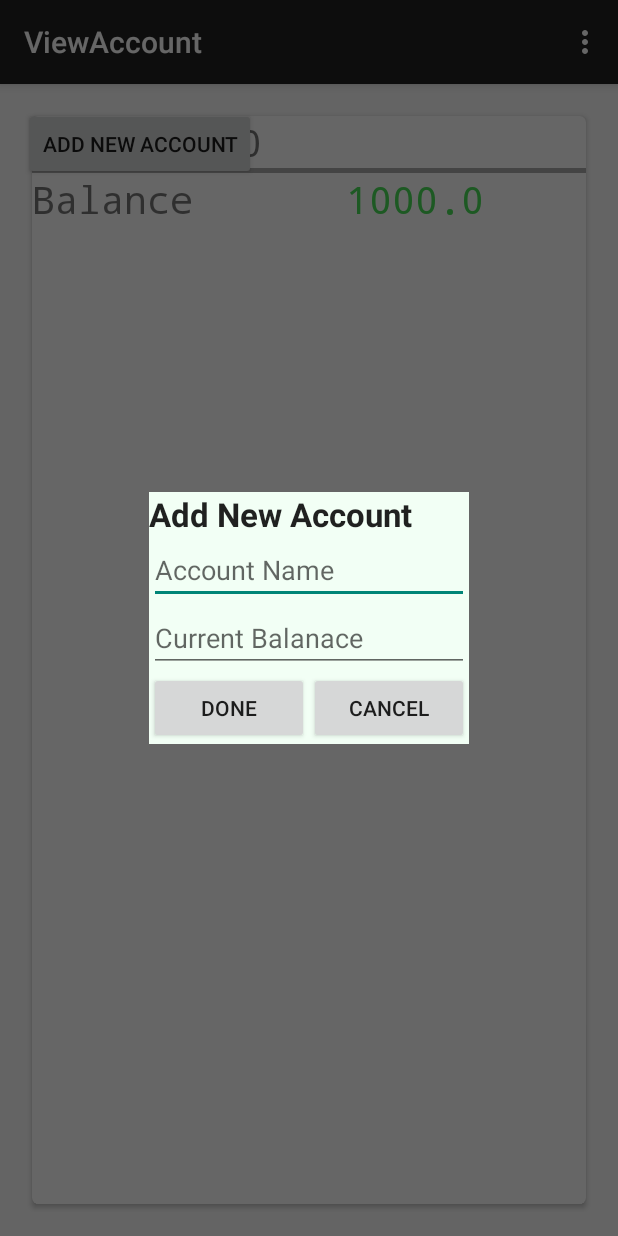
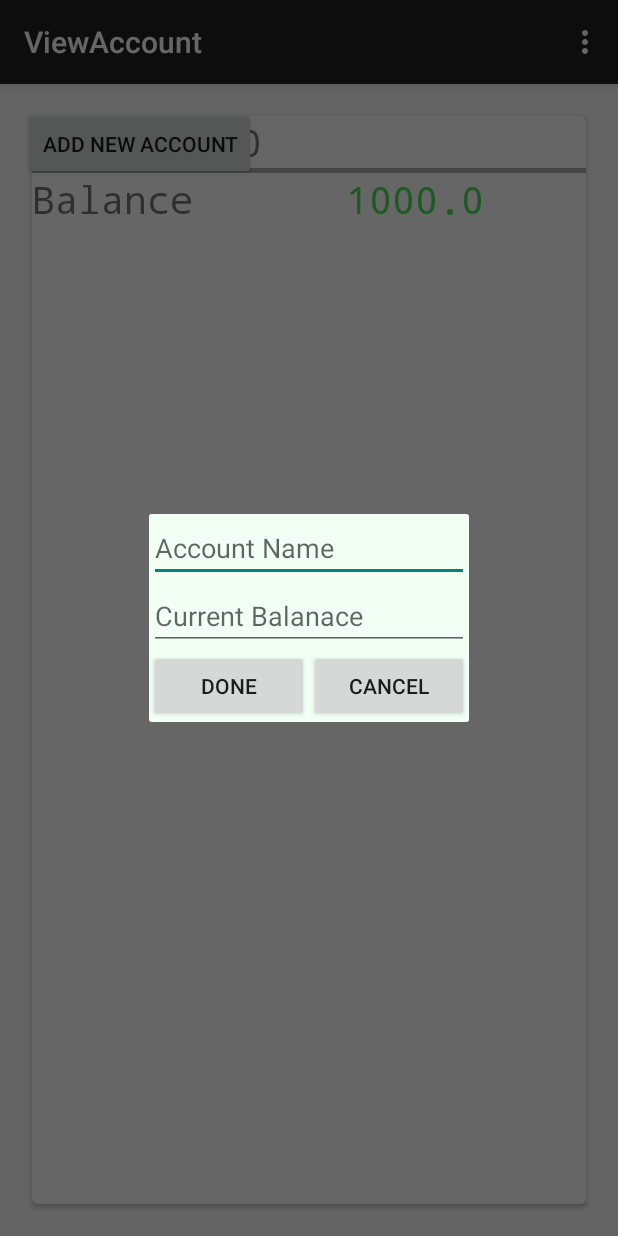
Before and after one commit to avs20/Accurate-Expense-Manager, an Android app: the screen it shows after launch (ViewAccount), after a tap on "ADD NEW ACCOUNT", on a phone screen of 412 x 824 dp. Run offline under Robolectric (Android 15) with nearby library versions, the phone set to English and light mode, and no system bars.

Commit message:
Removing the title from the Add NEw account dialog and removing the setting background code.

```diff
--- a/app/src/main/java/siolabs/badmotherfucker/Activity/ViewAccount.java
+++ b/app/src/main/java/siolabs/badmotherfucker/Activity/ViewAccount.java
@@ -92,13 +92,14 @@ public class ViewAccount extends ActionBarActivity {
         final Dialog dialog = new Dialog(this);
         // hide to default title for Dialog
         //dialog.requestWindowFeature(Window.FEATURE_NO_TITLE);
+        dialog.setTitle("Add New Account");
 
         // inflate the layout dialog_layout.xml and set it as contentView
         LayoutInflater inflater = (LayoutInflater) getSystemService(Context.LAYOUT_INFLATER_SERVICE);
         View view = inflater.inflate(R.layout.dialog_add_account,  null, false);
         dialog.setCanceledOnTouchOutside(false);
         dialog.setContentView(view);
-        dialog.getWindow().setBackgroundDrawable(new ColorDrawable(0));
+//        dialog.getWindow().setBackgroundDrawable(new ColorDrawable(0));
 
         EditText accNameEditText = (EditText) dialog.findViewById(R.id.addAccNameEditText);
         EditText accBalEditText = (EditText) dialog.findViewById(R.id.addAccBalEditText);
--- a/app/src/main/res/layout/dialog_add_account.xml
+++ b/app/src/main/res/layout/dialog_add_account.xml
@@ -3,15 +3,6 @@
     android:orientation="vertical" android:layout_width="match_parent"
     android:layout_height="match_parent"
     android:background="#fff2fff5">
-
-    <TextView
-        android:layout_width="match_parent"
-        android:layout_height="wrap_content"
-        android:textAppearance="?android:attr/textAppearanceLarge"
-        android:text="Add New Account"
-        android:id="@+id/addAccTextView"
-        android:layout_gravity="center_horizontal"
-        android:textStyle="bold" />
 
     <EditText
         android:layout_width="fill_parent"
```
